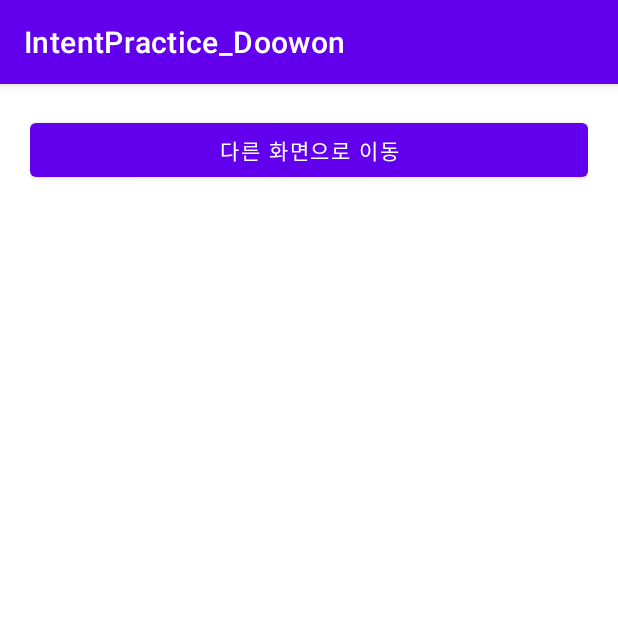
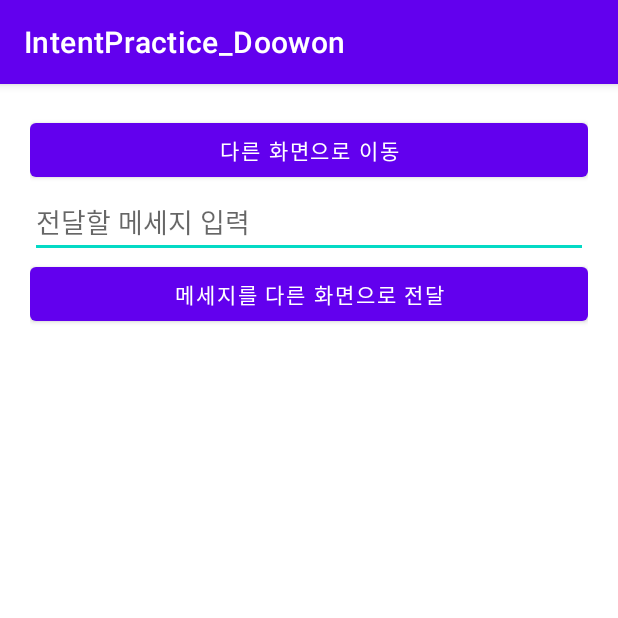
Before and after one commit to doowon13/IntentPractice_Doowon, an Android app: the screen it shows after launch (MainActivity), on a phone screen of 412 x 824 dp, the top half of it. Run offline under Robolectric (Android 15) with nearby library versions, the phone set to English and light mode, and no system bars.

Commit message:
메세지를 보내는 화면과 받는화면 추가

```diff
--- a/app/src/main/AndroidManifest.xml
+++ b/app/src/main/AndroidManifest.xml
@@ -9,7 +9,8 @@
         android:roundIcon="@mipmap/ic_launcher_round"
         android:supportsRtl="true"
         android:theme="@style/Theme.IntentPractice_Doowon">
-        <activity android:name=".OtherActivity"></activity>
+        <activity android:name=".MessageActivity"></activity>
+        <activity android:name=".OtherActivity" />
         <activity android:name=".MainActivity">
             <intent-filter>
                 <action android:name="android.intent.action.MAIN" />
--- a/app/src/main/res/layout/activity_main.xml
+++ b/app/src/main/res/layout/activity_main.xml
@@ -14,5 +14,16 @@
         android:layout_height="wrap_content"
         android:text="다른 화면으로 이동" />
 
+    <EditText
+        android:id="@+id/messageEdt"
+        android:layout_width="match_parent"
+        android:layout_height="wrap_content"
+        android:hint="전달할 메세지 입력" />
+
+    <Button
+        android:layout_width="match_parent"
+        android:layout_height="wrap_content"
+        android:text="메세지를 다른 화면으로 전달" />
+
 
 </LinearLayout>
```
Also changed, not shown: app/src/main/java/com/pluto/intentpractice_doowon/MessageActivity.kt (added, +11 -0 lines), app/src/main/res/layout/activity_message.xml (added, +19 -0 lines).
